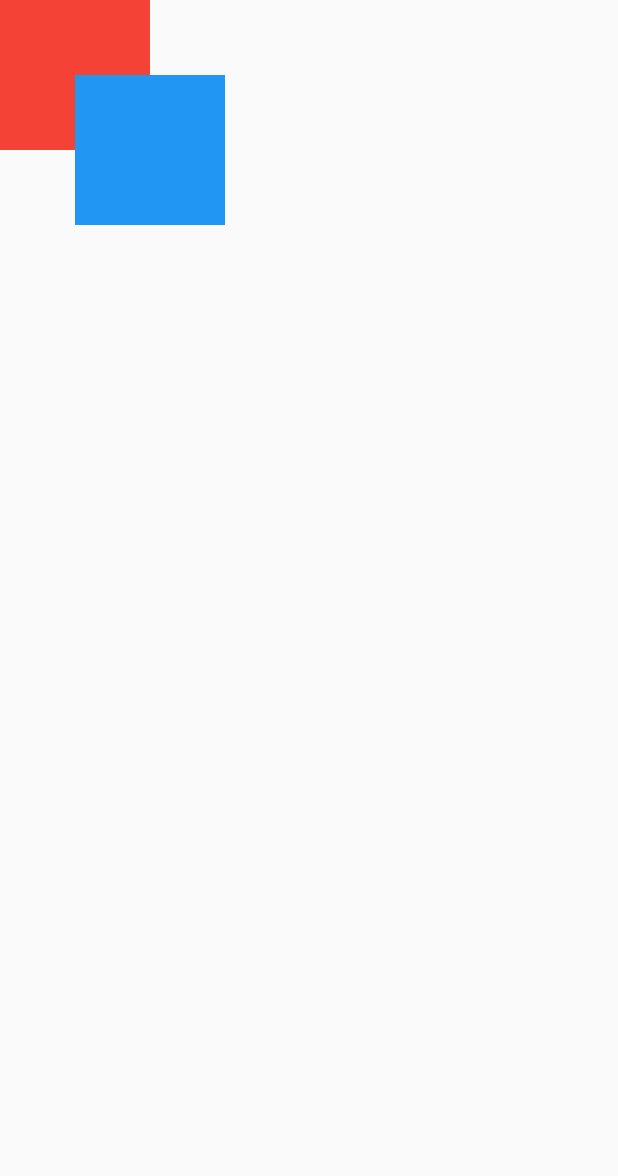
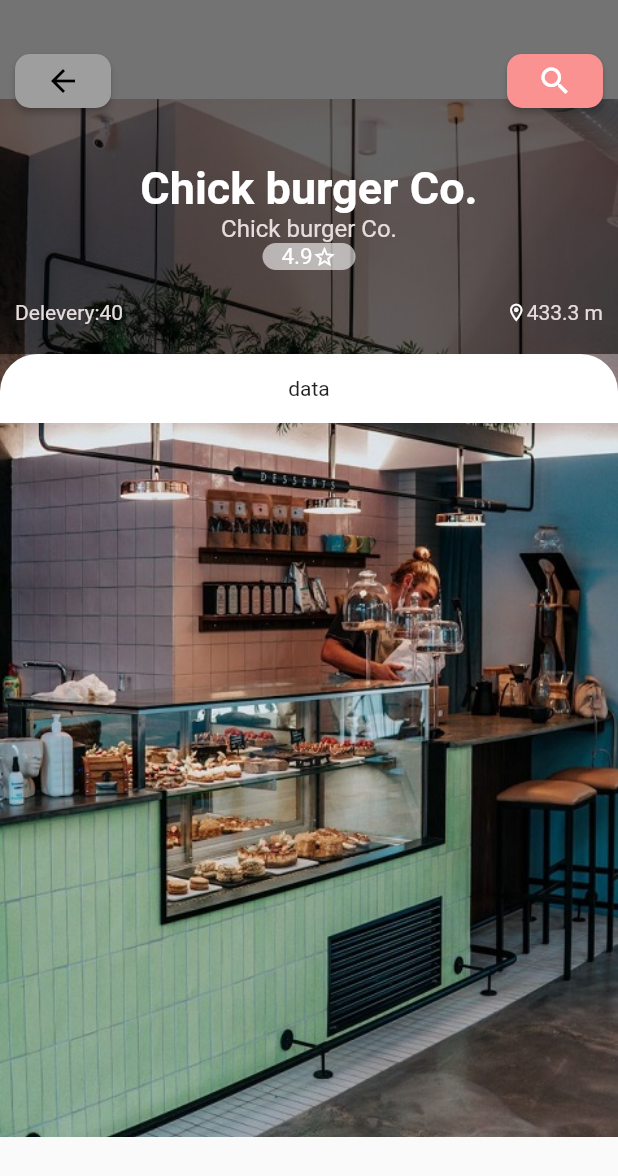
Before and after one commit to miraboy/foodApp, a Flutter app: the listfood screen opened directly, on a phone screen of 412 x 824 dp. Shown: the top 1176 px of the screen. Run offline on Flutter 3.47's test engine with Material 2 defaults, Android fonts, the phone set to English and light mode, and no system bars.

Commit message:
19/01/2023 9:43

```diff
--- a/lib/main.dart
+++ b/lib/main.dart
@@ -16,7 +16,6 @@ class MyApp extends StatelessWidget {
     return MaterialApp(
       title: 'FoodApp',
       theme: ThemeData(
-
         primarySwatch: Colors.blue,
       ),
       debugShowCheckedModeBanner: false,
--- a/lib/screens/food.dart
+++ b/lib/screens/food.dart
@@ -22,27 +22,104 @@ class _listfoodState extends State<listfood> {
     return Scaffold(
       body: Center(
         child: Stack(
+            fit: StackFit.expand,
             children: <Widget>[
-              // widget 1
-              Positioned(
-                top: 0,
-                left: 0,
-                child: Container(
-                  width: 100,
-                  height: 100,
-                  color: Colors.red,
-                ),
-              ),
-              // widget 2
-              Positioned(
-                top: 50,
-                left: 50,
-                child: Container(
-                  width: 100,
-                  height: 100,
-                  color: Colors.blue,
-                ),
-              ),
+              Image.asset('lib/assets/bg1.jpg',fit: BoxFit.fitWidth,),
+              Container(
+                child: Column(
+                  crossAxisAlignment: CrossAxisAlignment.stretch,
+                  children: [
+                    Container(
+                      decoration: BoxDecoration(color: Color.fromARGB(138, 0, 0, 0)),
+                      child: Column(
+                        children: [
+                          const Padding(padding: EdgeInsets.all(15)),
+                          Container(
+                            margin: const EdgeInsets.symmetric(horizontal: 10),
+                            child: Row(
+                              mainAxisAlignment: MainAxisAlignment.spaceBetween,
+                              children: [
+                                ElevatedButton(
+                                  style: ElevatedButton.styleFrom(
+                                    foregroundColor: Colors.black,
+                                    backgroundColor: Colors.grey,
+                                    //padding: const EdgeInsets.symmetric(vertical: 13),
+                                    shape: const RoundedRectangleBorder(
+                                      borderRadius: BorderRadius.all(Radius.circular(10)),
+                                    ),
+                                  ),
+                                  onPressed: () {
+                                    //Navigator.pushNamed(context, '/foods');
+                                  },
+                                  child: Icon(Icons.arrow_back_sharp) ,
+                                ),
+                                ElevatedButton(
+                                  style: ElevatedButton.styleFrom(
+                                    foregroundColor: Colors.white,
+                                    backgroundColor: Color.fromARGB(255, 250, 146, 146),
+                                    //padding: const EdgeInsets.symmetric(vertical: 13),
+                                    shape: const RoundedRectangleBorder(
+                                      borderRadius: BorderRadius.all(Radius.circular(10)),
+                                    ),
+                                  ),
+                                  onPressed: () {
+                                    //Navigator.pushNamed(context, '/foods');
+                                  },
+                                  child: Icon(Icons.search) ,
+                                )
+                              ],
+                            ),
+                          ),
+                          const Padding(padding: EdgeInsets.all(15)),
+                          Column(
+                            children: [
+                              Text('Chick burger Co.',style: TextStyle( color: Colors.white, fontSize: 30, fontWeight: FontWeight.bold),),
+                              Text('Chick burger Co.',style: TextStyle( color: Color.fromARGB(255, 231, 220, 220), fontSize: 16)),
+                              Container(
+                                decoration: BoxDecoration(color: Colors.white60, borderRadius: BorderRadius.all(Radius.circular(15))),
+                                margin: EdgeInsets.symmetric(horizontal: 175),
+                                child:Row(
+                                  mainAxisAlignment: MainAxisAlignment.center,
+                                  children: [
+                                    Text('4.9',style: TextStyle(color: Colors.white,fontSize: 15),),
+                                    Icon(Icons.star_border,color: Colors.white,size: 16,)
+                                  ],
+                                ),
+                              )
+                            ],
+                          ),
+                          const Padding(padding: EdgeInsets.all(10)),
+                          Container(
+                            margin: EdgeInsets.symmetric(horizontal: 10),
+                            child: Row(
+                              mainAxisAlignment: MainAxisAlignment.spaceBetween,
+                              children: [
+                                Text('Delevery:40',style: TextStyle( color: Color.fromARGB(255, 231, 220, 220), fontSize: 14)),
+                                Row(
+                                  children: [
+                                    Icon(Icons.location_on_outlined,color: Colors.white,size: 14),
+                                    Text('433.3 m',style: TextStyle( color: Color.fromARGB(255, 231, 220, 220), fontSize: 14)),
+                                  ],
+                                )
+                              ],
+                            ),
+                          ),
+                          const Padding(padding: EdgeInsets.all(10)),
+                        ],
+                      ),
+                    ),
+                    Container(
+                    padding: const EdgeInsets.all(15),
+                      decoration: BoxDecoration(color: Colors.white, borderRadius: BorderRadius.only(topLeft: Radius.circular(25),topRight: Radius.circular(25))),
+                      child: Column(
+                        children: [
+                          Text("data")
+                        ],
+                      ),
+                    )
+                  ]
+                  ),
+              )
             ],
           )
         ),
```
Also changed, not shown: lib/assets/bg1.jpg, 1 other file.
